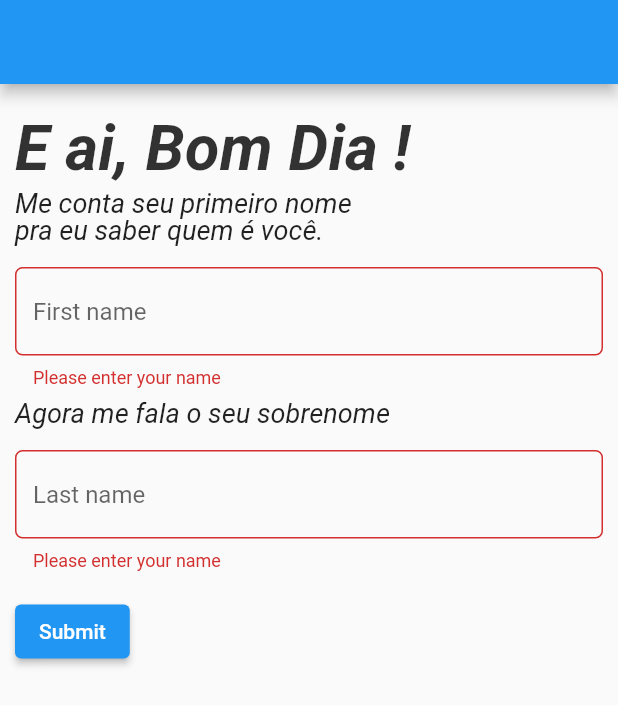
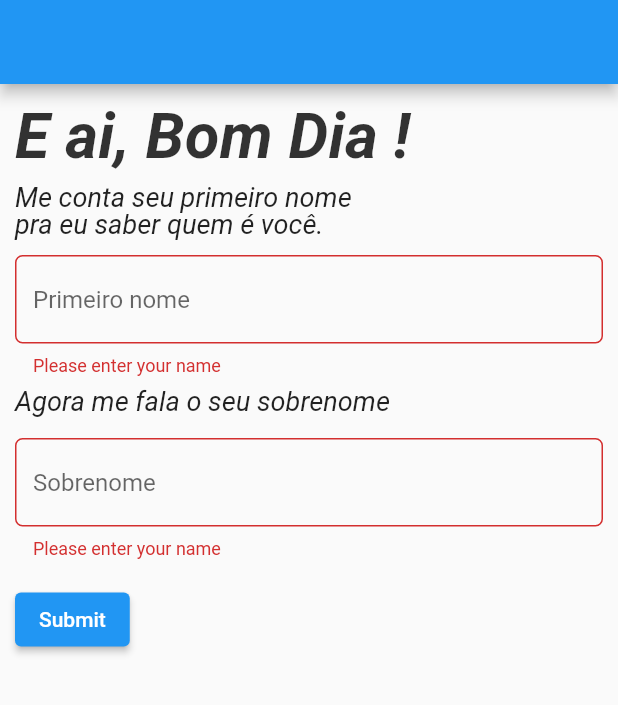
Before and after one commit to caiofumiya/my-flutter-project, a Flutter app: the screen it shows after launch, after a tap on "Submit", on a phone screen of 412 x 824 dp. Shown: the top 705 px of the screen. Run offline on Flutter 3.47's test engine with Material 2 defaults, Android fonts, the phone set to English and light mode, and no system bars.

```diff
--- a/lib/main.dart
+++ b/lib/main.dart
@@ -1,3 +1,5 @@
+import 'dart:developer';
+
 import 'package:flutter/material.dart';
 
 void main() => runApp(const MyApp());
@@ -29,8 +31,14 @@ class MyStatefulWidget extends StatefulWidget {
 class _MyStatefulWidgetState extends State<MyStatefulWidget> {
   final GlobalKey<FormState> _formKey = GlobalKey<FormState>();
 
+  TextEditingController firstNameController = TextEditingController();
+  TextEditingController lastNameController = TextEditingController();
+
+  bool submitIsVisible = true;
+
   @override
   Widget build(BuildContext context) {
+
     return Form(
       key: _formKey,
       child: Container(
@@ -39,9 +47,8 @@ class _MyStatefulWidgetState extends State<MyStatefulWidget> {
             child: Column(
               crossAxisAlignment: CrossAxisAlignment.start,
               children: <Widget>[
-                Padding(
-                  padding: const EdgeInsets.only(top: 18.0, bottom: 2.0),
-                  child: Container(
+                SizedBox(height: 10),
+                Container(
                   child: Align(
                     alignment: Alignment.centerLeft,
                     child: Text(
@@ -54,10 +61,8 @@ class _MyStatefulWidgetState extends State<MyStatefulWidget> {
                     ),
                   ),
                 ),
-                ),
-                Padding(
-                  padding: const EdgeInsets.only(top: 10.0, bottom: 16.0),
-                  child: Container(
+                SizedBox(height: 16),
+                Container(
                   child: Align(
                     alignment: Alignment.centerLeft,
                     child: Text(
@@ -70,13 +75,13 @@ class _MyStatefulWidgetState extends State<MyStatefulWidget> {
                     ),
                   ),
                 ),
-                ),
+                SizedBox(height: 12),
                 TextFormField(
                   decoration: const InputDecoration(
                     border: OutlineInputBorder(
                         borderRadius: BorderRadius.all(Radius.circular(5.0)),
                         borderSide: BorderSide(color: Colors.blue)),
-                    hintText: 'First name',
+                    hintText: 'Primeiro nome',
                   ),
                   validator: (String? value) {
                     if (value == null || value.isEmpty) {
@@ -84,10 +89,10 @@ class _MyStatefulWidgetState extends State<MyStatefulWidget> {
                     }
                     return null;
                   },
+                  controller: firstNameController,
                 ),
-                Padding(
-                  padding: const EdgeInsets.only(top: 16.0, bottom: 16.0),
-                  child: Container(
+                SizedBox(height: 16),
+                Container(
                   child: Align(
                     alignment: Alignment.centerLeft,
                     child: Text(
@@ -99,13 +104,13 @@ class _MyStatefulWidgetState extends State<MyStatefulWidget> {
                     ),
                   ),
                 ),
-                ),
+                SizedBox(height: 16),
                 TextFormField(
                   decoration: const InputDecoration(
                     border: OutlineInputBorder(
                         borderRadius: BorderRadius.all(Radius.circular(5.0)),
                         borderSide: BorderSide(color: Colors.blue)),
-                    hintText: 'Last name',
+                    hintText: 'Sobrenome',
                   ),
                   validator: (String? value) {
                     if (value == null || value.isEmpty) {
@@ -113,20 +118,33 @@ class _MyStatefulWidgetState extends State<MyStatefulWidget> {
                     }
                     return null;
                   },
+                  controller: lastNameController,
                 ),
-                Padding(
-                  padding: const EdgeInsets.symmetric(vertical: 16.0),
+                SizedBox(height: 16),
+                Visibility(
+                    visible: submitIsVisible,
                     child: ElevatedButton(
                       onPressed: () {
                         // Validate will return true if the form is valid, or false if
                         // the form is invalid.
                         if (_formKey.currentState!.validate()) {
-                        // Process data.
+
+                          setState(() {
+                            submitIsVisible = false;
+                          });
+
+                          String completeName = firstNameController.text.trim() + ' ' + lastNameController.text.trim();
+
+                          ScaffoldMessenger.of(context).showSnackBar(
+                            SnackBar(content: Text("Olá " + completeName)),
+                          );
+
                         }
                       },
                       child: const Text('Submit'),
                     ),
                 ),
+                SizedBox(height: 16),
               ],
             )),
       ),
```
Lines whose indentation alone changed are shown as unchanged.
